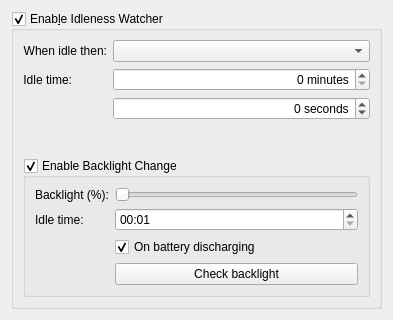
lxqt/lxqt-powermanagement, file config/idlenesswatchersettings.ui: the form before one commit.
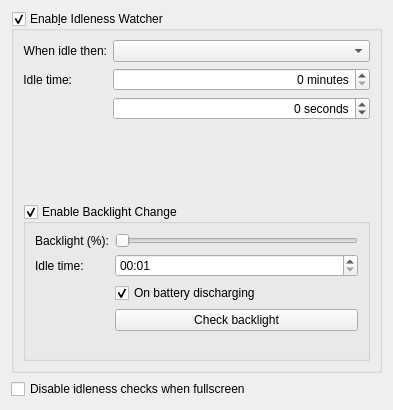
The form after the commit.

Commit message: Add option (disabled by default) to disable idle watcher on fullscreen. Fixes #224 I also removed deprecated KIdleTime::timeoutReached(int) method and used the actual timeoutReached(int,int) instead.

```diff
--- a/config/idlenesswatchersettings.ui
+++ b/config/idlenesswatchersettings.ui
@@ -7,7 +7,7 @@
     <x>0</x>
     <y>0</y>
     <width>393</width>
-    <height>320</height>
+    <height>410</height>
    </rect>
   </property>
   <layout class="QVBoxLayout" name="verticalLayout">
@@ -174,6 +174,13 @@
      </layout>
     </widget>
    </item>
+   <item>
+    <widget class="QCheckBox" name="disableIdlenessFullscreenBox">
+     <property name="text">
+      <string>Disable idleness checks when fullscreen</string>
+     </property>
+    </widget>
+   </item>
   </layout>
  </widget>
  <resources/>
```
The commit also changes 5 other files.
